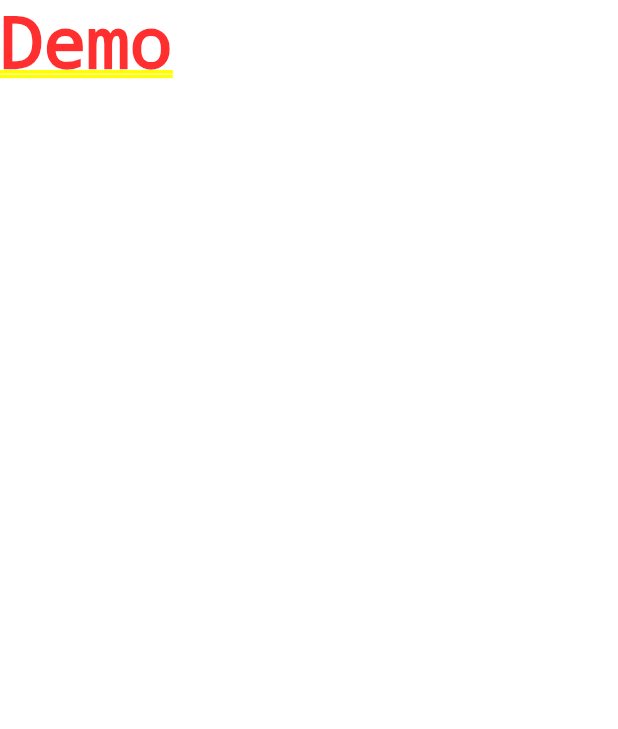
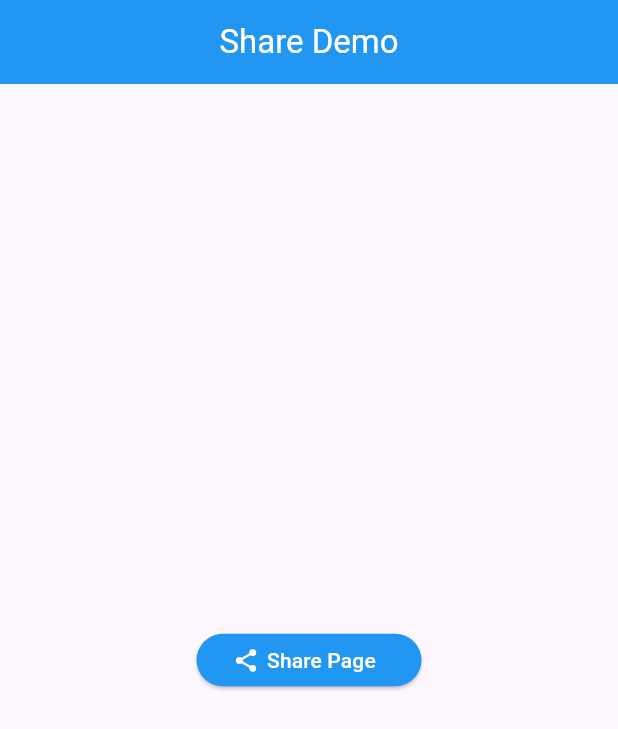
Before and after one commit to ritik453rr/flutter_practical_getx_demo, a Flutter app: the screen it shows after launch, on a phone screen of 412 x 824 dp. Shown: the top 729 px of the screen. Run offline on Flutter 3.47's test engine with Material 3 defaults, Android fonts, the phone set to English and light mode, and no system bars; our stand-ins replace get, image_picker, share_plus.

Commit message:
Implement Share kit

```diff
--- a/lib/main.dart
+++ b/lib/main.dart
@@ -1,3 +1,5 @@
+import 'package:demo/routing/routes.dart';
+import 'package:demo/routing/routes_manager.dart';
 import 'package:flutter/material.dart';
 import 'package:get/get.dart';
 
@@ -9,9 +11,10 @@ class MyApp extends StatelessWidget {
   const MyApp({super.key});
   @override
   Widget build(BuildContext context) {
-    return GetMaterialApp(
+    return  GetMaterialApp(
       debugShowCheckedModeBanner: false,
-     home: Text("Demo"),
+      initialRoute: Routes.shareDemo,
+     getPages: RoutesManager.pages,
     );
   }
 }
--- /dev/null
+++ b/lib/routing/routes.dart
@@ -0,0 +1,3 @@
+class Routes {
+  static const shareDemo = '/shareDemo';
+}
--- /dev/null
+++ b/lib/routing/routes_manager.dart
@@ -0,0 +1,14 @@
+import 'package:demo/routing/routes.dart';
+import 'package:demo/share_demo/share_demo_binding.dart';
+import 'package:demo/share_demo/share_demo_view.dart';
+import 'package:get/get.dart';
+
+class RoutesManager {
+  static final pages = [
+    GetPage(
+      name: Routes.shareDemo,
+      page: () => const ShareDemoView(),
+      binding: ShareDemoBinding(),
+    ),
+  ];
+}
--- /dev/null
+++ b/lib/share_demo/share_demo_binding.dart
@@ -0,0 +1,9 @@
+import 'package:demo/share_demo/share_demo_controller.dart';
+import 'package:get/get.dart';
+
+class ShareDemoBinding extends Bindings {
+  @override
+  void dependencies() {
+    Get.lazyPut(() => ShareDemoController());
+  }
+}
--- /dev/null
+++ b/lib/share_demo/share_demo_controller.dart
@@ -0,0 +1,5 @@
+import 'package:get/get.dart';
+
+class ShareDemoController extends GetxController{
+
+}
--- /dev/null
+++ b/lib/share_demo/share_demo_view.dart
@@ -0,0 +1,59 @@
+import 'package:flutter/material.dart';
+import 'package:image_picker/image_picker.dart';
+import 'package:share_plus/share_plus.dart';
+
+class ShareDemoView extends StatelessWidget {
+  const ShareDemoView({super.key});
+  final String msg = 'Hello Flutter';
+  void shareText() {
+    Share.share(msg);
+  }
+
+  void shareImage() async {
+    XFile? image = await ImagePicker().pickImage(source: ImageSource.gallery);
+    if (image == null) return;
+    Share.shareXFiles([image], text: msg);
+  }
+
+  @override
+  Widget build(BuildContext context) {
+    return Scaffold(
+      appBar: AppBar(
+        title: const Text(
+          "Share Demo",
+          style: TextStyle(color: Colors.white),
+        ),
+        centerTitle: true,
+        backgroundColor: Colors.blue,
+      ),
+      body: Center(
+        child: SizedBox(
+          width: 150,
+          height: 35,
+          child: ElevatedButton(
+            style: ElevatedButton.styleFrom(backgroundColor: Colors.blue),
+            onPressed: () {
+              shareText();
+              //shareImage();
+            },
+            child: const Row(
+              children: [
+                Icon(
+                  Icons.share,
+                  color: Colors.white,
+                ),
+                SizedBox(
+                  width: 5,
+                ),
+                Text(
+                  "Share Page",
+                  style: TextStyle(color: Colors.white),
+                ),
+              ],
+            ),
+          ),
+        ),
+      ),
+    );
+  }
+}
--- a/pubspec.yaml
+++ b/pubspec.yaml
@@ -40,6 +40,8 @@ dependencies:
   flutter_svg: ^2.0.10+1
   loading_btn: ^1.0.3
   colorful_safe_area: ^1.0.0
+  share_plus: ^7.2.2
+  image_picker: ^1.0.8
 
 dev_dependencies:
   flutter_test:
```
Also changed, not shown: pubspec.lock, 5 other files.
